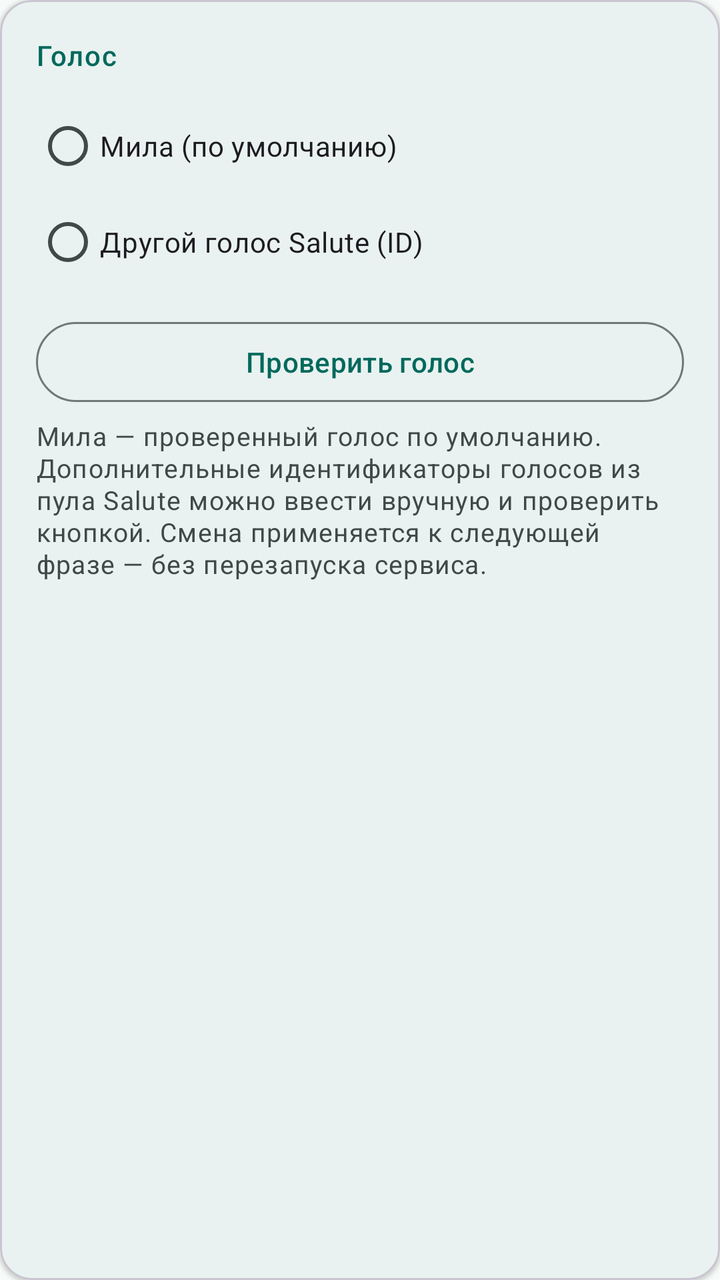
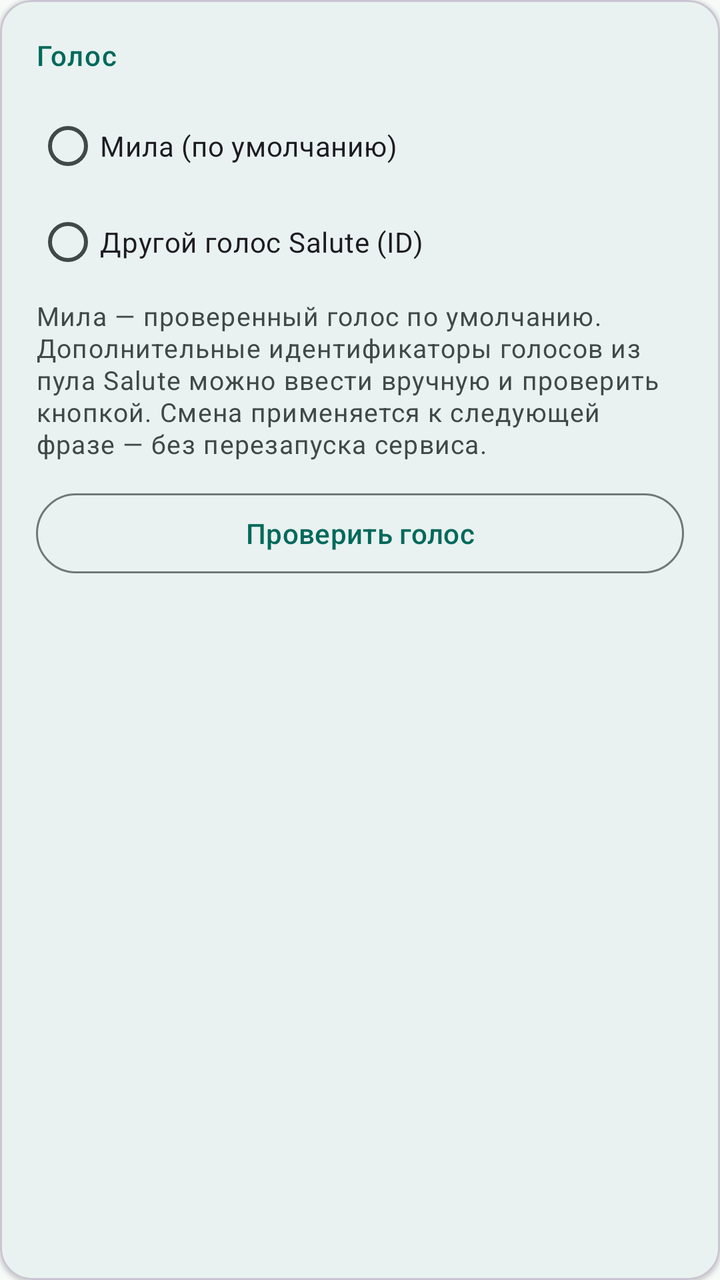

Before-and-after screenshots of an Android layout around one commit, followed by the original layout XML and the change that was made.
<!-- AndroidManifest.xml: application theme Theme.Jarvis -->
<!-- res/layout/settings_card_voice.xml -->
<?xml version="1.0" encoding="utf-8"?>
<com.google.android.material.card.MaterialCardView
    xmlns:android="http://schemas.android.com/apk/res/android"
    xmlns:app="http://schemas.android.com/apk/res-auto"
    style="@style/Widget.Jarvis.SettingsCard"
    android:layout_width="match_parent"
    android:layout_height="wrap_content">

    <LinearLayout
        android:layout_width="match_parent"
        android:layout_height="wrap_content"
        android:orientation="vertical">

        <TextView
            android:layout_width="wrap_content"
            android:layout_height="wrap_content"
            android:text="@string/voice_section"
            style="@style/TextAppearance.Jarvis.SectionHeader"
            android:accessibilityHeading="true" />

        <RadioGroup
            android:id="@+id/voiceGroup"
            android:layout_width="match_parent"
            android:layout_height="wrap_content"
            android:layout_marginTop="12dp"
            android:orientation="vertical">

            <RadioButton
                android:id="@+id/voiceMila"
                android:layout_width="match_parent"
                android:layout_height="wrap_content"
                android:text="@string/voice_mila" />

            <RadioButton
                android:id="@+id/voiceCustom"
                android:layout_width="match_parent"
                android:layout_height="wrap_content"
                android:text="@string/voice_custom" />
        </RadioGroup>

        <com.google.android.material.textfield.TextInputLayout
            android:id="@+id/voiceCustomInput"
            android:layout_width="match_parent"
            android:layout_height="wrap_content"
            android:layout_marginTop="4dp"
            android:hint="@string/voice_custom_hint_field"
            android:visibility="gone">

            <com.google.android.material.textfield.TextInputEditText
                android:id="@+id/voiceCustomId"
                android:layout_width="match_parent"
                android:layout_height="wrap_content"
                android:imeOptions="actionDone"
                android:inputType="text"
                android:maxLines="1" />
        </com.google.android.material.textfield.TextInputLayout>

        <com.google.android.material.button.MaterialButton
            android:id="@+id/voiceTestButton"
            style="@style/Widget.Material3.Button.OutlinedButton"
            android:layout_width="match_parent"
            android:layout_height="wrap_content"
            android:layout_marginTop="12dp"
            android:text="@string/voice_test_button" />

        <TextView
            android:layout_width="match_parent"
            android:layout_height="wrap_content"
            android:layout_marginTop="4dp"
            android:text="@string/voice_hint"
            style="@style/TextAppearance.Jarvis.Hint" />
    </LinearLayout>
</com.google.android.material.card.MaterialCardView>
<!-- resources referenced by this layout -->
<resources>
  <string name="voice_custom">Другой голос Salute (ID)</string>
  <string name="voice_custom_hint_field">ID голоса, например May_24000</string>
  <string name="voice_hint">Мила — проверенный голос по умолчанию. Дополнительные идентификаторы голосов из пула Salute можно ввести вручную и проверить кнопкой. Смена применяется к следующей фразе — без перезапуска сервиса.</string>
  <string name="voice_mila">Мила (по умолчанию)</string>
  <string name="voice_section">Голос</string>
  <string name="voice_test_button">Проверить голос</string>
  <style name="TextAppearance.Jarvis.Hint" parent="TextAppearance.Material3.BodySmall">
          <item name="android:textSize">13sp</item>
          <item name="android:textColor">?attr/colorOnSurfaceVariant</item>
      </style>
  <style name="TextAppearance.Jarvis.SectionHeader" parent="TextAppearance.Material3.LabelLarge">
          <item name="android:textSize">14sp</item>
          <item name="android:fontFamily">sans-serif-medium</item>
          <item name="android:textColor">?attr/colorPrimary</item>
          <item name="android:letterSpacing">0.04</item>
      </style>
  <style name="Widget.Jarvis.SettingsCard" parent="">
          <item name="cardBackgroundColor">?attr/colorSurface</item>
          <item name="cardCornerRadius">16dp</item>
          <item name="cardElevation">1dp</item>
          <item name="contentPadding">18dp</item>
      </style>
  <color name="jarvis_primary">#00695C</color>
  <color name="jarvis_on_primary">#FFFFFF</color>
  <color name="jarvis_primary_container">#B2F1E8</color>
  <color name="jarvis_on_primary_container">#00201C</color>
  <color name="jarvis_secondary">#7A5900</color>
  <color name="jarvis_on_secondary">#FFFFFF</color>
  <color name="jarvis_secondary_container">#FFDF9E</color>
  <color name="jarvis_on_secondary_container">#261A00</color>
  <color name="jarvis_surface">#F6FAF9</color>
  <color name="jarvis_on_surface">#171D1C</color>
  <color name="jarvis_surface_variant">#DAE5E2</color>
  <color name="jarvis_on_surface_variant">#3F4947</color>
  <color name="jarvis_outline">#6F7977</color>
  <color name="jarvis_error">#BA1A1A</color>
  <color name="jarvis_on_error">#FFFFFF</color>
  <color name="jarvis_error_container">#FFDAD6</color>
  <color name="jarvis_on_error_container">#410002</color>
  <color name="jarvis_background">#F6FAF9</color>
  <!-- unchanged entries left out for length: 1 -->
</resources>

<!-- the commit's change to res/layout/settings_card_voice.xml (unified diff, before → after) -->
@@ -18,42 +18,106 @@
             style="@style/TextAppearance.Jarvis.SectionHeader"
             android:accessibilityHeading="true" />
 
-        <RadioGroup
-            android:id="@+id/voiceGroup"
+        
+        <LinearLayout
+            android:id="@+id/sberVoiceBlock"
             android:layout_width="match_parent"
             android:layout_height="wrap_content"
-            android:layout_marginTop="12dp"
             android:orientation="vertical">
 
-            <RadioButton
-                android:id="@+id/voiceMila"
+            <RadioGroup
+                android:id="@+id/voiceGroup"
                 android:layout_width="match_parent"
                 android:layout_height="wrap_content"
-                android:text="@string/voice_mila" />
+                android:layout_marginTop="12dp"
+                android:orientation="vertical">
 
-            <RadioButton
-                android:id="@+id/voiceCustom"
+                <RadioButton
+                    android:id="@+id/voiceMila"
+                    android:layout_width="match_parent"
+                    android:layout_height="wrap_content"
+                    android:text="@string/voice_mila" />
+
+                <RadioButton
+                    android:id="@+id/voiceCustom"
+                    android:layout_width="match_parent"
+                    android:layout_height="wrap_content"
+                    android:text="@string/voice_custom" />
+            </RadioGroup>
+
+            <com.google.android.material.textfield.TextInputLayout
+                android:id="@+id/voiceCustomInput"
                 android:layout_width="match_parent"
                 android:layout_height="wrap_content"
-                android:text="@string/voice_custom" />
-        </RadioGroup>
+                android:layout_marginTop="4dp"
+                android:hint="@string/voice_custom_hint_field"
+                android:visibility="gone">
 
-        <com.google.android.material.textfield.TextInputLayout
-            android:id="@+id/voiceCustomInput"
+                <com.google.android.material.textfield.TextInputEditText
+                    android:id="@+id/voiceCustomId"
+                    android:layout_width="match_parent"
+                    android:layout_height="wrap_content"
+                    android:imeOptions="actionDone"
+                    android:inputType="text"
+                    android:maxLines="1" />
+            </com.google.android.material.textfield.TextInputLayout>
+
+            <TextView
+                android:layout_width="match_parent"
+                android:layout_height="wrap_content"
+                android:layout_marginTop="4dp"
+                android:text="@string/voice_hint"
+                style="@style/TextAppearance.Jarvis.Hint" />
+        </LinearLayout>
+
+        
+        <LinearLayout
+            android:id="@+id/yandexVoiceBlock"
             android:layout_width="match_parent"
             android:layout_height="wrap_content"
-            android:layout_marginTop="4dp"
-            android:hint="@string/voice_custom_hint_field"
+            android:orientation="vertical"
             android:visibility="gone">
 
-            <com.google.android.material.textfield.TextInputEditText
-                android:id="@+id/voiceCustomId"
+            <com.google.android.material.textfield.TextInputLayout
+                style="@style/Widget.Material3.TextInputLayout.OutlinedBox.ExposedDropdownMenu"
+                android:id="@+id/yandexVoiceLayout"
                 android:layout_width="match_parent"
                 android:layout_height="wrap_content"
-                android:imeOptions="actionDone"
-                android:inputType="text"
-                android:maxLines="1" />
-        </com.google.android.material.textfield.TextInputLayout>
+                android:layout_marginTop="12dp"
+                android:hint="@string/yandex_voice_label">
+
+                <com.google.android.material.textfield.MaterialAutoCompleteTextView
+                    android:id="@+id/yandexVoice"
+                    android:layout_width="match_parent"
+                    android:layout_height="wrap_content"
+                    android:inputType="none" />
+            </com.google.android.material.textfield.TextInputLayout>
+
+            <com.google.android.material.textfield.TextInputLayout
+                style="@style/Widget.Material3.TextInputLayout.OutlinedBox.ExposedDropdownMenu"
+                android:id="@+id/yandexRoleLayout"
+                android:layout_width="match_parent"
+                android:layout_height="wrap_content"
+                android:layout_marginTop="12dp"
+                android:hint="@string/yandex_role_label"
+                app:endIconMode="clear_text">
+
+                <com.google.android.material.textfield.MaterialAutoCompleteTextView
+                    android:id="@+id/yandexRole"
+                    android:layout_width="match_parent"
+                    android:layout_height="wrap_content"
+                    android:imeOptions="actionDone"
+                    android:inputType="text"
+                    android:maxLines="1" />
+            </com.google.android.material.textfield.TextInputLayout>
+
+            <TextView
+                android:layout_width="match_parent"
+                android:layout_height="wrap_content"
+                android:layout_marginTop="4dp"
+                android:text="@string/yandex_voice_hint"
+                style="@style/TextAppearance.Jarvis.Hint" />
+        </LinearLayout>
 
         <com.google.android.material.button.MaterialButton
             android:id="@+id/voiceTestButton"
@@ -62,12 +126,5 @@
             android:layout_height="wrap_content"
             android:layout_marginTop="12dp"
             android:text="@string/voice_test_button" />
-
-        <TextView
-            android:layout_width="match_parent"
-            android:layout_height="wrap_content"
-            android:layout_marginTop="4dp"
-            android:text="@string/voice_hint"
-            style="@style/TextAppearance.Jarvis.Hint" />
     </LinearLayout>
 </com.google.android.material.card.MaterialCardView>
<!-- resource entries referenced after the edit -->
@@ -6,6 +6,9 @@
   <string name="voice_mila">Мила (по умолчанию)</string>
   <string name="voice_section">Голос</string>
   <string name="voice_test_button">Проверить голос</string>
+  <string name="yandex_role_label">Роль (необязательно)</string>
+  <string name="yandex_voice_hint">Список голосов Yandex SpeechKit v3 фиксирован. Роль меняет манеру речи; не все голоса поддерживают все роли — неподходящую комбинацию сервис отклонит при проверке. Смена применяется к следующей фразе — без перезапуска сервиса.</string>
+  <string name="yandex_voice_label">Голос Yandex</string>
   <style name="TextAppearance.Jarvis.Hint" parent="TextAppearance.Material3.BodySmall">
           <item name="android:textSize">13sp</item>
           <item name="android:textColor">?attr/colorOnSurfaceVariant</item>
